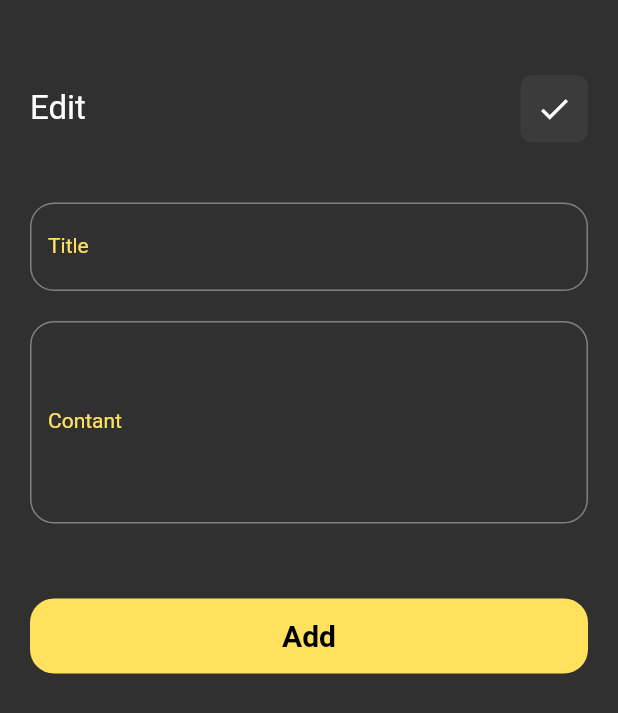
After one commit to fuatebuzeyneb/notes_app, a Flutter app: the screen it shows after launch, after a tap on "First Note", on a phone screen of 412 x 824 dp. The commit adds this screen. Shown: the top 713 px of the screen. Run offline on Flutter 3.47's test engine with Material 2 defaults, Android fonts, the phone set to English and light mode, and no system bars.

Commit message:
creat Edit View

```diff
--- a/lib/main.dart
+++ b/lib/main.dart
@@ -1,4 +1,5 @@
 import 'package:flutter/material.dart';
+import 'package:notes_app/views/edit_view.dart';
 import 'package:notes_app/views/home_view.dart';
 
 void main() {
@@ -14,7 +15,11 @@ class MyApp extends StatelessWidget {
     return MaterialApp(
       debugShowCheckedModeBanner: false,
       theme: ThemeData(brightness: Brightness.dark),
-      home: const HomeView(),
+      routes: {
+        EditView.id: (context) => const EditView(),
+        HomeView.id: (context) => const HomeView(),
+      },
+      initialRoute: HomeView.id,
     );
   }
 }
--- /dev/null
+++ b/lib/views/edit_view.dart
@@ -0,0 +1,47 @@
+import 'package:flutter/material.dart';
+import 'package:notes_app/widgets/custom_appbar_widget.dart';
+import 'package:notes_app/widgets/custom_button_widget.dart';
+import 'package:notes_app/widgets/custom_text_field_widget.dart';
+
+class EditView extends StatelessWidget {
+  const EditView({super.key});
+  static String id = 'EditView';
+  @override
+  Widget build(BuildContext context) {
+    return const Scaffold(
+      body: Padding(
+        padding: EdgeInsets.symmetric(horizontal: 20),
+        child: Column(
+          children: [
+            SizedBox(
+              height: 50,
+            ),
+            CustomAppBarWidget(
+              text: 'Edit',
+            ),
+            SizedBox(
+              height: 40,
+            ),
+            CustomTextFieldWidget(
+              lable: 'Title',
+            ),
+            SizedBox(
+              height: 20,
+            ),
+            CustomTextFieldWidget(
+              lable: 'Contant',
+              maxLine: 5,
+            ),
+            SizedBox(
+              height: 50,
+            ),
+            CustomButtonWidget(),
+            SizedBox(
+              height: 15,
+            ),
+          ],
+        ),
+      ),
+    );
+  }
+}
--- a/lib/views/home_view.dart
+++ b/lib/views/home_view.dart
@@ -1,12 +1,12 @@
 import 'package:flutter/material.dart';
 import 'package:notes_app/consts.dart';
 import 'package:notes_app/views/notes_view_body.dart';
-
-import '../widgets/custom_add_bottom.dart';
+import 'package:notes_app/widgets/custom_add_button.dart';
 
 class HomeView extends StatelessWidget {
   const HomeView({super.key});
 
+  static String id = 'HomeView';
   @override
   Widget build(BuildContext context) {
     return Scaffold(
@@ -21,7 +21,7 @@ class HomeView extends StatelessWidget {
               ),
               context: context,
               builder: (context) {
-                return const CustomAddBottom();
+                return const CustomAddButton();
               });
         },
         child: const Icon(
--- a/lib/views/notes_view_body.dart
+++ b/lib/views/notes_view_body.dart
@@ -14,7 +14,9 @@ class NotesViewBody extends StatelessWidget {
           SizedBox(
             height: 50,
           ),
-          CustomAppBarWidget(),
+          CustomAppBarWidget(
+            text: 'Notes',
+          ),
           Expanded(
             child: CustomListviewForNoteCardWidget(),
           ),
--- a/lib/widgets/custom_search_icon_widget.dart
+++ b/lib/widgets/custom_appbar_icon_widget.dart
@@ -1,10 +1,11 @@
 import 'package:flutter/material.dart';
 
-class CustomSearchIconWidget extends StatelessWidget {
-  const CustomSearchIconWidget({
+class CustomAppBarIconWidget extends StatelessWidget {
+  const CustomAppBarIconWidget({
     super.key,
+    required this.icon,
   });
-
+  final Icon icon;
   @override
   Widget build(BuildContext context) {
     return Container(
@@ -13,9 +14,7 @@ class CustomSearchIconWidget extends StatelessWidget {
       decoration: BoxDecoration(
           borderRadius: BorderRadius.circular(8),
           color: Colors.grey.withOpacity(0.1)),
-      child: const Icon(
-        Icons.search,
-      ),
+      child: icon,
     );
   }
 }
--- a/lib/widgets/custom_appbar_widget.dart
+++ b/lib/widgets/custom_appbar_widget.dart
@@ -1,20 +1,24 @@
 import 'package:flutter/material.dart';
 
-import 'custom_search_icon_widget.dart';
+import 'custom_appbar_icon_widget.dart';
 
 class CustomAppBarWidget extends StatelessWidget {
-  const CustomAppBarWidget({super.key});
-
+  const CustomAppBarWidget({super.key, required this.text});
+  final String text;
   @override
   Widget build(BuildContext context) {
-    return const Row(
+    return Row(
       children: [
         Text(
-          'Nonts',
-          style: TextStyle(fontSize: 22),
+          text,
+          style: const TextStyle(fontSize: 22),
         ),
-        Spacer(),
-        CustomSearchIconWidget(),
+        const Spacer(),
+        CustomAppBarIconWidget(
+          icon: text == 'Notes'
+              ? const Icon(Icons.search)
+              : const Icon(Icons.check),
+        ),
       ],
     );
   }
--- /dev/null
+++ b/lib/widgets/custom_button_widget.dart
@@ -0,0 +1,25 @@
+import 'package:flutter/material.dart';
+import 'package:notes_app/consts.dart';
+import 'package:notes_app/widgets/custom_text_widget.dart';
+
+class CustomButtonWidget extends StatelessWidget {
+  const CustomButtonWidget({super.key});
+
+  @override
+  Widget build(BuildContext context) {
+    return Container(
+      height: 50,
+      width: MediaQuery.sizeOf(context).width,
+      decoration: BoxDecoration(
+        borderRadius: BorderRadius.circular(16),
+        color: kPrimaryColor,
+      ),
+      child: const Center(
+        child: CustomTextWidget(
+          text: 'Add',
+          fontSize: 20,
+        ),
+      ),
+    );
+  }
+}
--- a/lib/widgets/custom_note_card_widget.dart
+++ b/lib/widgets/custom_note_card_widget.dart
@@ -1,4 +1,5 @@
 import 'package:flutter/material.dart';
+import 'package:notes_app/views/edit_view.dart';
 
 import 'custom_text_widget.dart';
 
@@ -11,7 +12,11 @@ class CustomNoteCardWidget extends StatelessWidget {
   @override
   Widget build(BuildContext context) {
     Size size = MediaQuery.of(context).size;
-    return Container(
+    return GestureDetector(
+      onTap: () {
+        Navigator.pushNamed(context, EditView.id);
+      },
+      child: Container(
         decoration: BoxDecoration(
           borderRadius: BorderRadius.circular(12),
           color: colors,
@@ -60,6 +65,7 @@ class CustomNoteCardWidget extends StatelessWidget {
             ],
           ),
         ),
+      ),
     );
   }
 }
--- a/lib/widgets/custom_text_field_widget.dart
+++ b/lib/widgets/custom_text_field_widget.dart
@@ -4,16 +4,19 @@ import 'package:notes_app/consts.dart';
 class CustomTextFieldWidget extends StatelessWidget {
   const CustomTextFieldWidget({
     super.key,
+    required this.lable,
+    this.maxLine = 1,
   });
-
+  final String lable;
+  final int maxLine;
   @override
   Widget build(BuildContext context) {
     return TextField(
-      focusNode: FocusNode(),
+      maxLines: maxLine,
       cursorColor: kPrimaryColor,
       decoration: InputDecoration(
-        labelText: 'Title',
-        labelStyle: const TextStyle(color: kPrimaryColor),
+        labelText: lable,
+        labelStyle: const TextStyle(color: kPrimaryColor, fontSize: 14),
         border: OutlineInputBorder(
           borderRadius: BorderRadius.circular(16),
           borderSide: const BorderSide(color: Colors.white),
```
Also changed, not shown: lib/widgets/custom_add_bottom.dart (deleted, +0 -29 lines), lib/widgets/custom_add_button.dart (added, +40 -0 lines). Lines whose indentation alone changed are shown as unchanged.
